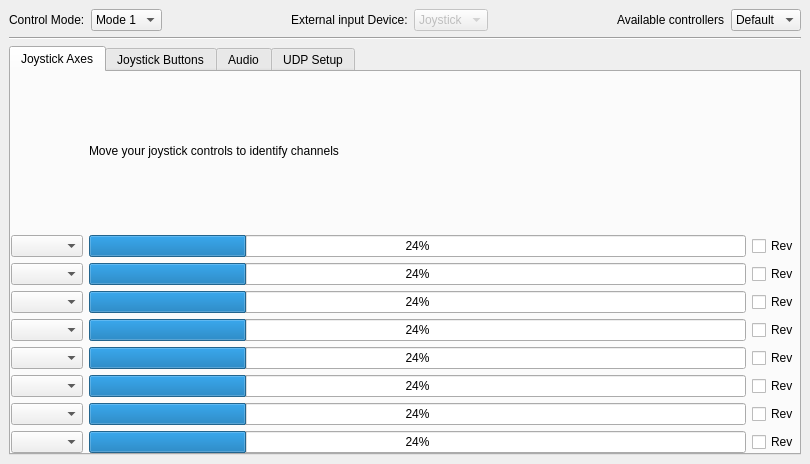
openpilot/OpenPilot, file ground/openpilotgcs/src/plugins/gcscontrol/gcscontrolgadgetoptionspage.ui: the form before one commit.
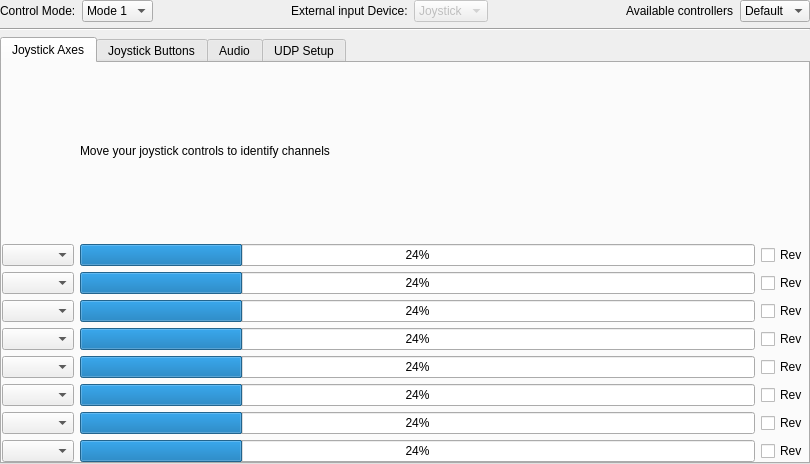
The form after the commit.

Commit message: OP-833 gcs options dialog polishing: zeroed margin of top level widget

```diff
--- a/ground/openpilotgcs/src/plugins/gcscontrol/gcscontrolgadgetoptionspage.ui
+++ b/ground/openpilotgcs/src/plugins/gcscontrol/gcscontrolgadgetoptionspage.ui
@@ -50,6 +50,9 @@
        <item>
         <widget class="QWidget" name="widget" native="true">
          <layout class="QVBoxLayout" name="verticalLayout_4">
+          <property name="margin">
+           <number>0</number>
+          </property>
           <item>
            <layout class="QHBoxLayout" name="horizontalLayout">
             <item>
```
The commit also changes 2 other files.
